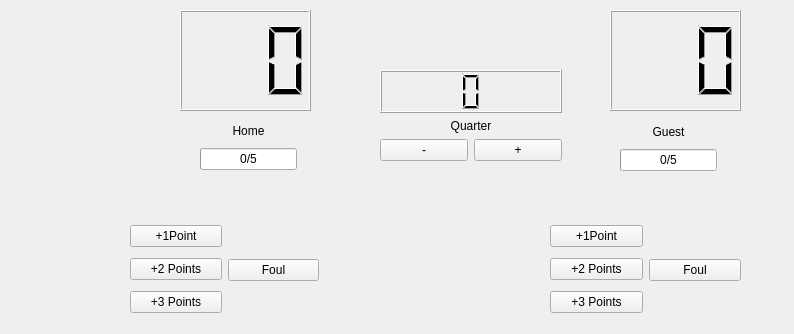
Above: MyForm.ui from mrccasals/BasketScore before the change. Below: the same form after it.
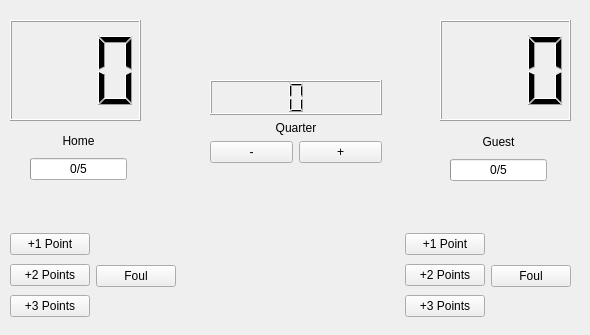
That is the form after the change. Custom widgets are drawn as their Qt base class.

Commit message: Added the function to add points using only keys. Fixed and improved Quarters and Fouls.

```diff
--- a/MyForm.ui
+++ b/MyForm.ui
@@ -6,10 +6,22 @@
    <rect>
     <x>0</x>
     <y>0</y>
-    <width>794</width>
-    <height>334</height>
+    <width>590</width>
+    <height>335</height>
    </rect>
   </property>
+  <property name="minimumSize">
+   <size>
+    <width>590</width>
+    <height>335</height>
+   </size>
+  </property>
+  <property name="maximumSize">
+   <size>
+    <width>590</width>
+    <height>335</height>
+   </size>
+  </property>
   <property name="cursor">
    <cursorShape>ArrowCursor</cursorShape>
   </property>
@@ -19,8 +31,8 @@
   <widget class="CustomLCD" name="lcdNumber">
    <property name="geometry">
     <rect>
-     <x>180</x>
-     <y>10</y>
+     <x>10</x>
+     <y>20</y>
      <width>131</width>
      <height>101</height>
     </rect>
@@ -32,8 +44,8 @@
   <widget class="CustomLCD" name="lcdNumber_2">
    <property name="geometry">
     <rect>
-     <x>610</x>
-     <y>10</y>
+     <x>440</x>
+     <y>20</y>
      <width>131</width>
      <height>101</height>
     </rect>
@@ -45,104 +57,8 @@
   <widget class="QWidget" name="layoutWidget">
    <property name="geometry">
     <rect>
-     <x>550</x>
-     <y>220</y>
-     <width>191</width>
-     <height>101</height>
-    </rect>
-   </property>
-   <layout class="QHBoxLayout" name="horizontalLayout">
-    <item>
-     <layout class="QVBoxLayout" name="verticalLayout_4">
-      <item>
-       <widget class="QPushButton" name="pushButton_4">
-        <property name="text">
-         <string>+1Point</string>
-        </property>
-       </widget>
-      </item>
-      <item>
-       <widget class="QPushButton" name="pushButton_5">
-        <property name="text">
-         <string>+2 Points</string>
-        </property>
-       </widget>
-      </item>
-      <item>
-       <widget class="QPushButton" name="pushButton_6">
-        <property name="text">
-         <string>+3 Points</string>
-        </property>
-       </widget>
-      </item>
-     </layout>
-    </item>
-    <item>
-     <layout class="QVBoxLayout" name="verticalLayout_6">
-      <item>
-       <widget class="QPushButton" name="pushButton_10">
-        <property name="text">
-         <string>Foul</string>
-        </property>
-       </widget>
-      </item>
-     </layout>
-    </item>
-   </layout>
-  </widget>
-  <widget class="QWidget" name="layoutWidget">
-   <property name="geometry">
-    <rect>
-     <x>130</x>
-     <y>220</y>
-     <width>189</width>
-     <height>101</height>
-    </rect>
-   </property>
-   <layout class="QHBoxLayout" name="horizontalLayout_2">
-    <item>
-     <layout class="QVBoxLayout" name="verticalLayout_3">
-      <item>
-       <widget class="QPushButton" name="pushButton">
-        <property name="text">
-         <string>+1Point</string>
-        </property>
-       </widget>
-      </item>
-      <item>
-       <widget class="QPushButton" name="pushButton_2">
-        <property name="text">
-         <string>+2 Points</string>
-        </property>
-       </widget>
-      </item>
-      <item>
-       <widget class="QPushButton" name="pushButton_3">
-        <property name="text">
-         <string>+3 Points</string>
-        </property>
-       </widget>
-      </item>
-     </layout>
-    </item>
-    <item>
-     <layout class="QVBoxLayout" name="verticalLayout_5">
-      <item>
-       <widget class="QPushButton" name="pushButton_8">
-        <property name="text">
-         <string>Foul</string>
-        </property>
-       </widget>
-      </item>
-     </layout>
-    </item>
-   </layout>
-  </widget>
-  <widget class="QWidget" name="layoutWidget">
-   <property name="geometry">
-    <rect>
-     <x>200</x>
-     <y>120</y>
+     <x>30</x>
+     <y>130</y>
      <width>97</width>
      <height>50</height>
     </rect>
@@ -176,8 +92,8 @@
   <widget class="QWidget" name="layoutWidget">
    <property name="geometry">
     <rect>
-     <x>620</x>
-     <y>121</y>
+     <x>450</x>
+     <y>131</y>
      <width>97</width>
      <height>50</height>
     </rect>
@@ -214,10 +130,10 @@
   <widget class="QWidget" name="layoutWidget">
    <property name="geometry">
     <rect>
-     <x>380</x>
-     <y>70</y>
-     <width>182</width>
-     <height>91</height>
+     <x>210</x>
+     <y>80</y>
+     <width>172</width>
+     <height>83</height>
     </rect>
    </property>
    <layout class="QVBoxLayout" name="verticalLayout_8">
@@ -262,7 +178,111 @@
     </item>
    </layout>
   </widget>
-  <zorder>layoutWidget</zorder>
+  <widget class="QWidget" name="layoutWidget">
+   <property name="geometry">
+    <rect>
+     <x>10</x>
+     <y>230</y>
+     <width>561</width>
+     <height>93</height>
+    </rect>
+   </property>
+   <layout class="QHBoxLayout" name="horizontalLayout_4">
+    <item>
+     <layout class="QHBoxLayout" name="horizontalLayout_2">
+      <item>
+       <layout class="QVBoxLayout" name="verticalLayout_3">
+        <item>
+         <widget class="QPushButton" name="pushButton">
+          <property name="text">
+           <string>+1 Point</string>
+          </property>
+         </widget>
+        </item>
+        <item>
+         <widget class="QPushButton" name="pushButton_2">
+          <property name="text">
+           <string>+2 Points</string>
+          </property>
+         </widget>
+        </item>
+        <item>
+         <widget class="QPushButton" name="pushButton_3">
+          <property name="text">
+           <string>+3 Points</string>
+          </property>
+         </widget>
+        </item>
+       </layout>
+      </item>
+      <item>
+       <layout class="QVBoxLayout" name="verticalLayout_5">
+        <item>
+         <widget class="QPushButton" name="pushButton_8">
+          <property name="text">
+           <string>Foul</string>
+          </property>
+         </widget>
+        </item>
+       </layout>
+      </item>
+     </layout>
+    </item>
+    <item>
+     <spacer name="horizontalSpacer">
+      <property name="orientation">
+       <enum>Qt::Horizontal</enum>
+      </property>
+      <property name="sizeHint" stdset="0">
+       <size>
+        <width>218</width>
+        <height>20</height>
+       </size>
+      </property>
+     </spacer>
+    </item>
+    <item>
+     <layout class="QHBoxLayout" name="horizontalLayout">
+      <item>
+       <layout class="QVBoxLayout" name="verticalLayout_4">
+        <item>
+         <widget class="QPushButton" name="pushButton_4">
+          <property name="text">
+           <string>+1 Point</string>
+          </property>
+         </widget>
+        </item>
+        <item>
+         <widget class="QPushButton" name="pushButton_5">
+          <property name="text">
+           <string>+2 Points</string>
+          </property>
+         </widget>
+        </item>
+        <item>
+         <widget class="QPushButton" name="pushButton_6">
+          <property name="text">
+           <string>+3 Points</string>
+          </property>
+         </widget>
+        </item>
+       </layout>
+      </item>
+      <item>
+       <layout class="QVBoxLayout" name="verticalLayout_6">
+        <item>
+         <widget class="QPushButton" name="pushButton_10">
+          <property name="text">
+           <string>Foul</string>
+          </property>
+         </widget>
+        </item>
+       </layout>
+      </item>
+     </layout>
+    </item>
+   </layout>
+  </widget>
   <zorder>layoutWidget</zorder>
   <zorder>lcdNumber</zorder>
   <zorder>lcdNumber_2</zorder>
```
Left out of the diff: 106 changed lines with no effect on the pictures. The commit also changes 7 other files.
